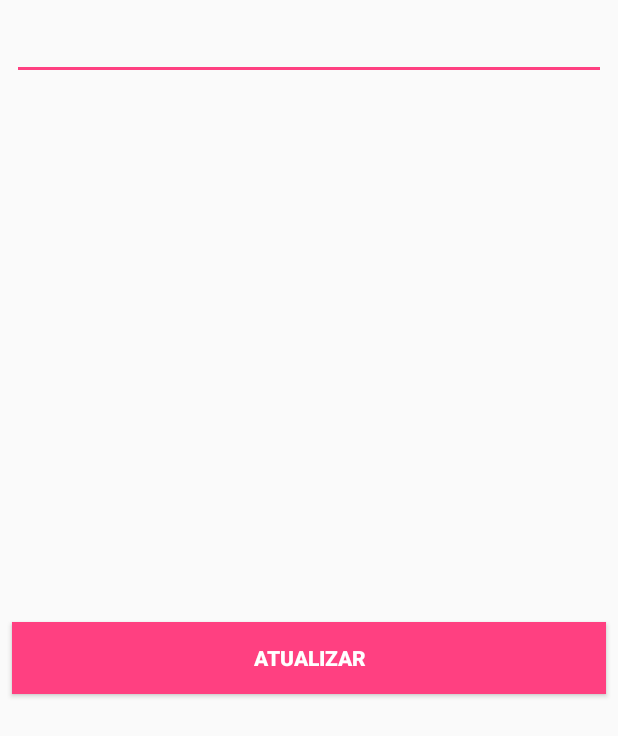
After one commit to ronanlima/IesbAndroid1, an Android app: the layout dialog_edit_review.xml on its own in the app's theme, with its tools: preview values and no code run, on a phone screen of 412 x 824 dp. The commit adds this screen. Shown: the top 736 px of the screen. Run offline under Robolectric (Android 15) with nearby library versions, the phone set to English and light mode, and no system bars.

Commit message:
Exercícios Aula 08

```diff
--- /dev/null
+++ b/app/src/main/res/layout/dialog_edit_review.xml
@@ -0,0 +1,29 @@
+<?xml version="1.0" encoding="utf-8"?>
+<android.support.constraint.ConstraintLayout xmlns:android="http://schemas.android.com/apk/res/android"
+    xmlns:app="http://schemas.android.com/apk/res-auto"
+    android:layout_width="match_parent"
+    android:layout_height="match_parent">
+
+    <EditText
+        android:id="@+id/et_review"
+        android:layout_width="match_parent"
+        android:layout_height="wrap_content"
+        android:layout_margin="8dp"
+        app:layout_constraintEnd_toEndOf="parent"
+        app:layout_constraintStart_toStartOf="parent"
+        app:layout_constraintTop_toTopOf="parent" />
+
+    <Button
+        android:id="@+id/bt_update"
+        android:layout_width="match_parent"
+        android:layout_height="wrap_content"
+        android:layout_margin="8dp"
+        android:background="@color/colorAccent"
+        android:text="@string/atualizar"
+        android:textColor="@color/branco"
+        android:textStyle="bold"
+        app:layout_constraintBottom_toBottomOf="parent"
+        app:layout_constraintEnd_toEndOf="parent"
+        app:layout_constraintStart_toStartOf="parent"
+        app:layout_constraintTop_toBottomOf="@+id/et_review" />
+</android.support.constraint.ConstraintLayout>
--- a/app/src/main/res/values/colors.xml
+++ b/app/src/main/res/values/colors.xml
@@ -3,4 +3,6 @@
     <color name="colorPrimary">#3F51B5</color>
     <color name="colorPrimaryDark">#303F9F</color>
     <color name="colorAccent">#FF4081</color>
+    <color name="background">#F9F9F9</color>
+    <color name="branco">#fff</color>
 </resources>
--- a/app/src/main/res/values/strings.xml
+++ b/app/src/main/res/values/strings.xml
@@ -9,4 +9,6 @@
     <string name="new_item">Novo item</string>
     <string name="list_item">Listar itens</string>
     <string name="salvar">Salvar</string>
+    <string name="alerta_opiniao_vazia">Sério? Não vai escrever nada?</string>
+    <string name="atualizar">Atualizar</string>
 </resources>
--- a/app/src/main/res/values/styles.xml
+++ b/app/src/main/res/values/styles.xml
@@ -8,4 +8,8 @@
         <item name="colorAccent">@color/colorAccent</item>
     </style>
 
+    <style name="CustomDialog" parent="Theme.AppCompat.Dialog">
+        <item name="windowNoTitle">true</item>
+    </style>
+
 </resources>
```
Also changed, not shown: app/src/main/java/br/ronanlima/opiniaodetudo/view/EditDialogFragment.kt (+44 -2 lines), app/src/main/java/br/ronanlima/opiniaodetudo/view/ListFragment.kt (+5 -3 lines).
